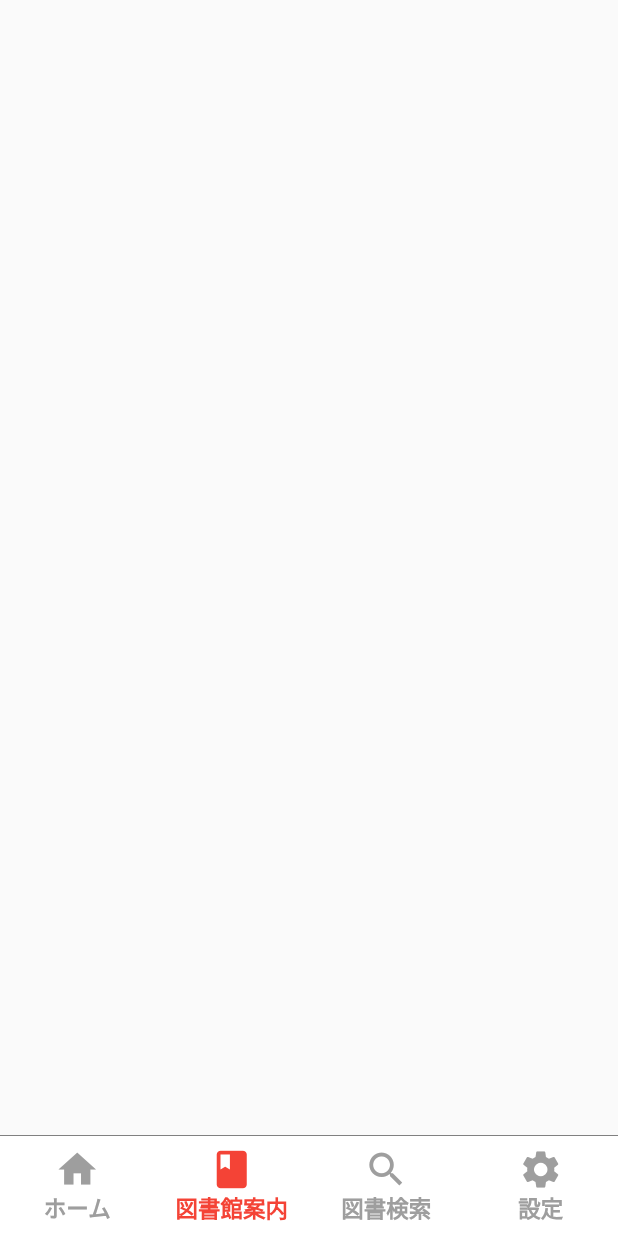
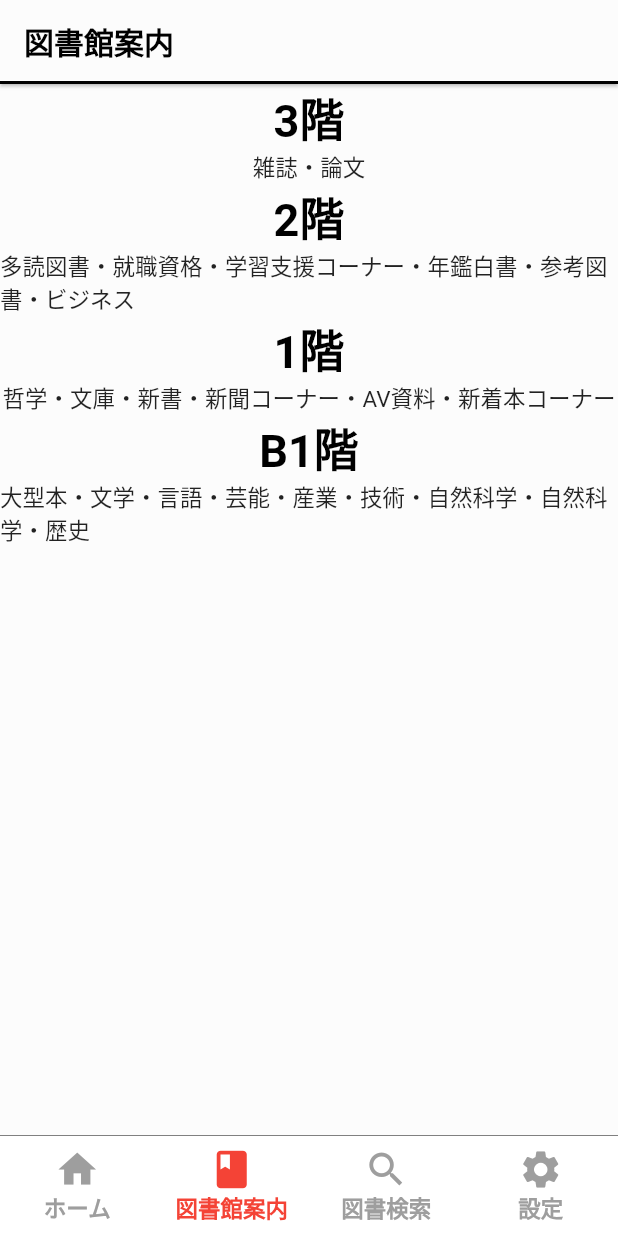
Before and after one commit to iseruuuuu/rissho_library_app, a Flutter app: the screen it shows after launch, item 2 of the bottom bar chosen, on a phone screen of 412 x 824 dp. Run offline on Flutter 3.47's test engine with Material 2 defaults, Android fonts, the light colour scheme and no system bars; our stand-ins replace hooks_riverpod; missing offline and left inert: flutter_inappwebview.

Commit message:
add: 階層と本の種類を追加してみた

```diff
--- a/lib/ui/book/book_screen.dart
+++ b/lib/ui/book/book_screen.dart
@@ -5,6 +5,70 @@ class BookScreen extends StatelessWidget {
 
   @override
   Widget build(BuildContext context) {
-    return Container();
+    return Scaffold(
+      backgroundColor: const Color(0xFFFCFCFC),
+      appBar: AppBar(
+        elevation: 1,
+        backgroundColor: const Color(0xFFFCFCFC),
+        shape: const Border(
+          bottom: BorderSide(
+            color: Colors.black,
+            width: 2,
+          ),
+        ),
+        title: const Text(
+          '図書館案内',
+          style: TextStyle(
+            fontSize: 20,
+            fontWeight: FontWeight.bold,
+            color: Colors.black,
+          ),
+        ),
+      ),
+      body: const SingleChildScrollView(
+        child: Center(
+          child: Column(
+            children: [
+              Text(
+                '3階',
+                style: TextStyle(
+                  fontWeight: FontWeight.bold,
+                  fontSize: 30,
+                  color: Colors.black,
+                ),
+              ),
+              Text('雑誌・論文'),
+              Text(
+                '2階',
+                style: TextStyle(
+                  fontWeight: FontWeight.bold,
+                  fontSize: 30,
+                  color: Colors.black,
+                ),
+              ),
+              Text('多読図書・就職資格・学習支援コーナー・年鑑白書・参考図書・ビジネス'),
+              Text(
+                '1階',
+                style: TextStyle(
+                  fontWeight: FontWeight.bold,
+                  fontSize: 30,
+                  color: Colors.black,
+                ),
+              ),
+              Text('哲学・文庫・新書・新聞コーナー・AV資料・新着本コーナー'),
+              Text(
+                'B1階',
+                style: TextStyle(
+                  fontWeight: FontWeight.bold,
+                  fontSize: 30,
+                  color: Colors.black,
+                ),
+              ),
+              Text('大型本・文学・言語・芸能・産業・技術・自然科学・自然科学・歴史'),
+            ],
+          ),
+        ),
+      ),
+    );
   }
 }
```
